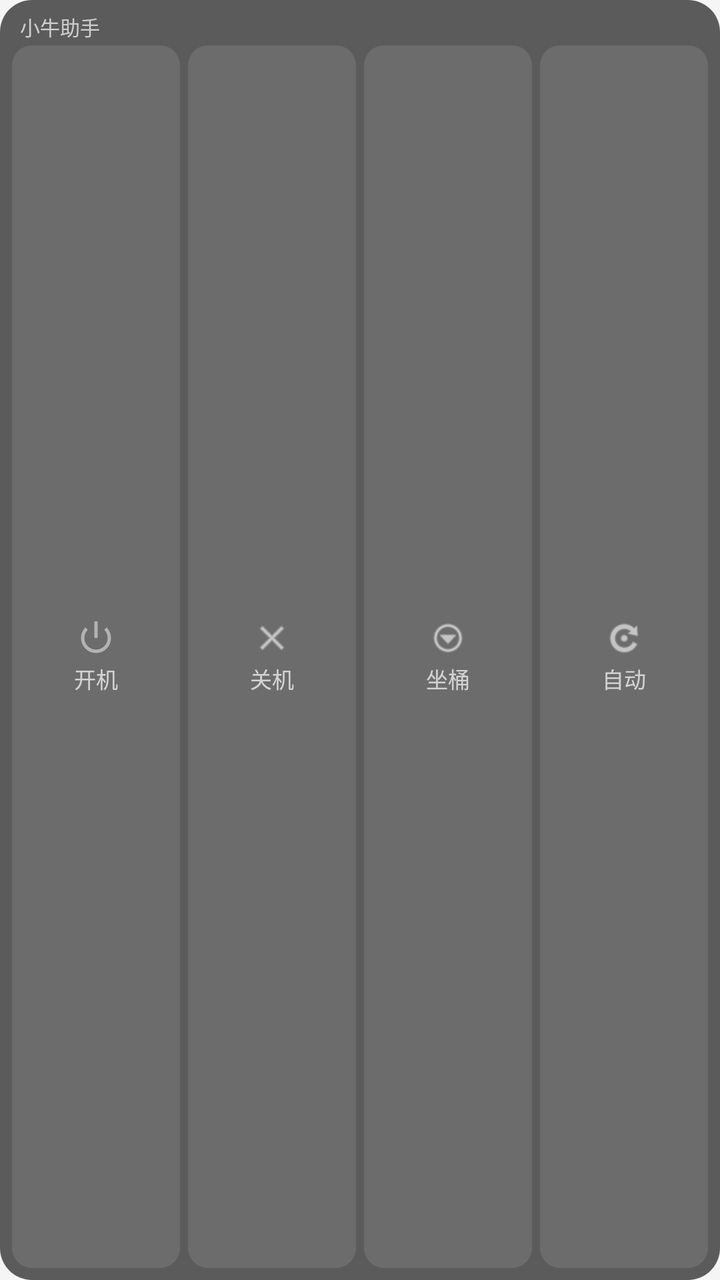
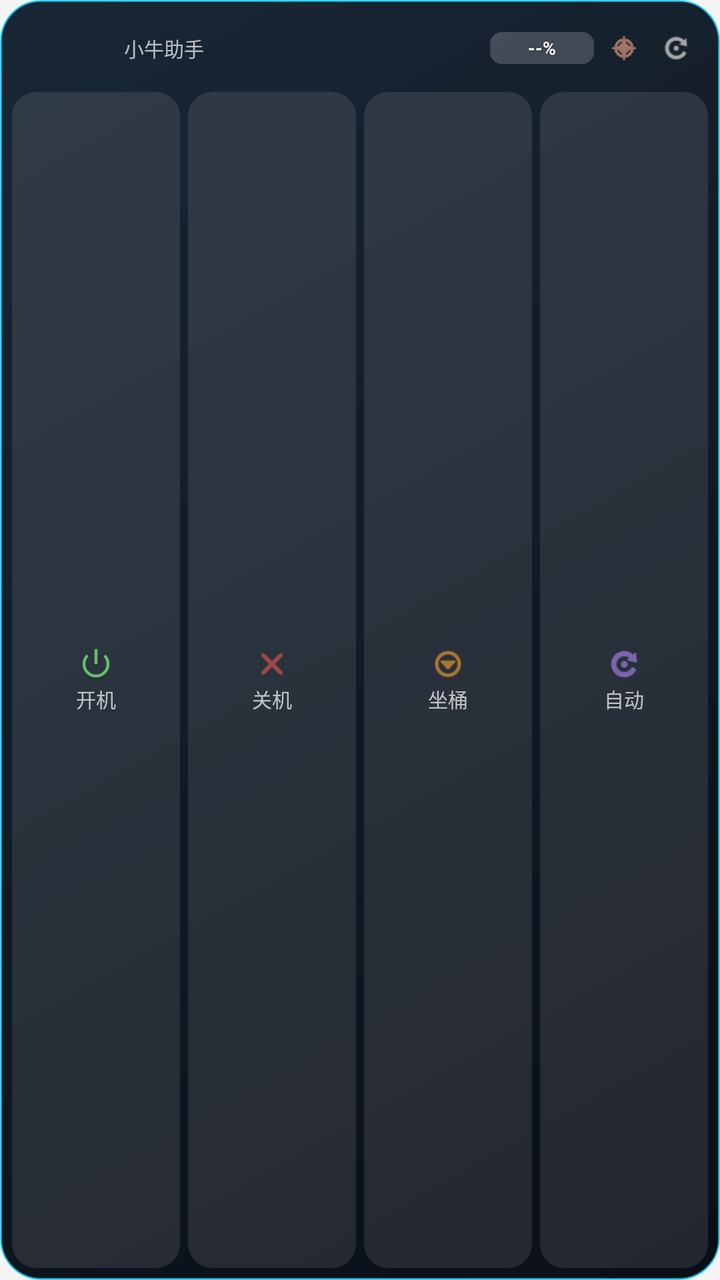

Before-and-after screenshots of an Android layout around one commit, followed by the original layout XML and the change that was made.
<!-- AndroidManifest.xml: application theme AppTheme -->
<!-- res/layout/widget_niu_bar.xml -->
<?xml version="1.0" encoding="utf-8"?>
<LinearLayout xmlns:android="http://schemas.android.com/apk/res/android"
    android:layout_width="match_parent"
    android:layout_height="match_parent"
    android:orientation="vertical"
    android:background="@drawable/bg_widget_bar"
    android:padding="6dp">

    
    <LinearLayout
        android:layout_width="match_parent"
        android:layout_height="wrap_content"
        android:orientation="horizontal"
        android:gravity="center_vertical"
        android:paddingHorizontal="4dp"
        android:layout_marginBottom="2dp">
        <TextView
            android:id="@+id/tv_bar_state"
            android:layout_width="0dp"
            android:layout_height="wrap_content"
            android:layout_weight="1"
            android:text="小牛助手"
            android:textSize="10sp"
            android:textColor="#B3FFFFFF"
            android:singleLine="true"
            android:ellipsize="end"/>
        <TextView
            android:id="@+id/tv_bar_signal"
            android:layout_width="wrap_content"
            android:layout_height="wrap_content"
            android:text=""
            android:textSize="10sp"
            android:textColor="#80FFFFFF"/>
    </LinearLayout>

    
    <LinearLayout
        android:layout_width="match_parent"
        android:layout_height="0dp"
        android:layout_weight="1"
        android:orientation="horizontal">

        <LinearLayout
            android:id="@+id/btn_bar_on"
            android:layout_width="0dp"
            android:layout_height="match_parent"
            android:layout_weight="1"
            android:orientation="vertical"
            android:gravity="center"
            android:background="@drawable/bg_widget_btn_inactive"
            android:layout_marginEnd="2dp"
            android:clickable="true"
            android:focusable="true">
            <ImageView
                android:layout_width="20dp"
                android:layout_height="20dp"
                android:src="@android:drawable/ic_lock_power_off"
                android:tint="#B3FFFFFF"/>
            <TextView
                android:id="@+id/tv_bar_on_label"
                android:layout_width="wrap_content"
                android:layout_height="wrap_content"
                android:text="开机"
                android:textSize="11sp"
                android:textColor="#B3FFFFFF"
                android:layout_marginTop="2dp"/>
        </LinearLayout>

        <LinearLayout
            android:id="@+id/btn_bar_off"
            android:layout_width="0dp"
            android:layout_height="match_parent"
            android:layout_weight="1"
            android:orientation="vertical"
            android:gravity="center"
            android:background="@drawable/bg_widget_btn_inactive"
            android:layout_marginStart="2dp"
            android:layout_marginEnd="2dp"
            android:clickable="true"
            android:focusable="true">
            <ImageView
                android:layout_width="20dp"
                android:layout_height="20dp"
                android:src="@android:drawable/ic_menu_close_clear_cancel"
                android:tint="#B3FFFFFF"/>
            <TextView
                android:id="@+id/tv_bar_off_label"
                android:layout_width="wrap_content"
                android:layout_height="wrap_content"
                android:text="关机"
                android:textSize="11sp"
                android:textColor="#B3FFFFFF"
                android:layout_marginTop="2dp"/>
        </LinearLayout>

        <LinearLayout
            android:id="@+id/btn_bar_seat"
            android:layout_width="0dp"
            android:layout_height="match_parent"
            android:layout_weight="1"
            android:orientation="vertical"
            android:gravity="center"
            android:background="@drawable/bg_widget_btn_inactive"
            android:layout_marginStart="2dp"
            android:layout_marginEnd="2dp"
            android:clickable="true"
            android:focusable="true">
            <ImageView
                android:layout_width="20dp"
                android:layout_height="20dp"
                android:src="@android:drawable/ic_menu_more"
                android:tint="#B3FFFFFF"/>
            <TextView
                android:id="@+id/tv_bar_seat_label"
                android:layout_width="wrap_content"
                android:layout_height="wrap_content"
                android:text="坐桶"
                android:textSize="11sp"
                android:textColor="#B3FFFFFF"
                android:layout_marginTop="2dp"/>
        </LinearLayout>

        <LinearLayout
            android:id="@+id/btn_bar_auto"
            android:layout_width="0dp"
            android:layout_height="match_parent"
            android:layout_weight="1"
            android:orientation="vertical"
            android:gravity="center"
            android:background="@drawable/bg_widget_btn_inactive"
            android:layout_marginStart="2dp"
            android:clickable="true"
            android:focusable="true">
            <ImageView
                android:layout_width="20dp"
                android:layout_height="20dp"
                android:src="@android:drawable/ic_menu_rotate"
                android:tint="#B3FFFFFF"/>
            <TextView
                android:id="@+id/tv_bar_auto_label"
                android:layout_width="wrap_content"
                android:layout_height="wrap_content"
                android:text="自动"
                android:textSize="11sp"
                android:textColor="#B3FFFFFF"
                android:layout_marginTop="2dp"/>
        </LinearLayout>
    </LinearLayout>
</LinearLayout>
<!-- resources referenced by this layout -->
<resources>
  <!-- drawable bg_widget_bar (drawable) -->
  <?xml version="1.0" encoding="utf-8"?>
  <shape xmlns:android="http://schemas.android.com/apk/res/android" android:shape="rectangle">
      <solid android:color="#B31A1A1A"/>
      <corners android:radius="16dp"/>
  </shape>
  <!-- drawable bg_widget_btn_inactive (drawable) -->
  <?xml version="1.0" encoding="utf-8"?>
  <selector xmlns:android="http://schemas.android.com/apk/res/android">
      <item android:state_pressed="true">
          <shape android:shape="rectangle"><solid android:color="#40FFFFFF"/><corners android:radius="10dp"/></shape>
      </item>
      <item>
          <shape android:shape="rectangle"><solid android:color="#1AFFFFFF"/><corners android:radius="10dp"/></shape>
      </item>
  </selector>
  <style name="AppTheme" parent="Theme.MaterialComponents.DayNight.NoActionBar">
          <item name="colorPrimary">@color/niu_primary</item>
          <item name="colorPrimaryDark">@color/niu_primary_dark</item>
          <item name="colorAccent">@color/niu_primary</item>
          <item name="android:windowBackground">@color/niu_bg</item>
          <item name="android:statusBarColor">@color/niu_bg</item>
          <item name="android:windowLightStatusBar">true</item>
      </style>
  <color name="niu_primary">#1565C0</color>
  <color name="niu_primary_dark">#0D47A1</color>
  <color name="niu_bg">#F5F5F5</color>
</resources>

<!-- the commit's change to res/layout/widget_niu_bar.xml (unified diff, before → after) -->
@@ -13,7 +13,15 @@
         android:orientation="horizontal"
         android:gravity="center_vertical"
         android:paddingHorizontal="4dp"
-        android:layout_marginBottom="2dp">
+        android:layout_marginBottom="4dp">
+
+        <ImageView
+            android:id="@+id/iv_bar_car"
+            android:layout_width="48dp"
+            android:layout_height="36dp"
+            android:scaleType="fitCenter"
+            android:layout_marginEnd="4dp"/>
+
         <TextView
             android:id="@+id/tv_bar_state"
             android:layout_width="0dp"
@@ -24,13 +32,68 @@
             android:textColor="#B3FFFFFF"
             android:singleLine="true"
             android:ellipsize="end"/>
-        <TextView
-            android:id="@+id/tv_bar_signal"
-            android:layout_width="wrap_content"
+
+        
+        <FrameLayout
+            android:layout_width="52dp"
             android:layout_height="wrap_content"
-            android:text=""
-            android:textSize="10sp"
-            android:textColor="#80FFFFFF"/>
+            android:layout_marginHorizontal="3dp">
+
+            <ProgressBar
+                android:id="@+id/pb_bar_battery"
+                style="?android:attr/progressBarStyleHorizontal"
+                android:layout_width="match_parent"
+                android:layout_height="16dp"
+                android:max="100"
+                android:progress="0"
+                android:progressDrawable="@drawable/bg_battery_progress"
+                android:indeterminate="false"/>
+
+            <TextView
+                android:id="@+id/tv_bar_battery"
+                android:layout_width="wrap_content"
+                android:layout_height="wrap_content"
+                android:layout_gravity="center"
+                android:text="--%"
+                android:textSize="9sp"
+                android:textStyle="bold"
+                android:textColor="#FFFFFF"
+                android:shadowColor="#80000000"
+                android:shadowDx="0"
+                android:shadowDy="0"
+                android:shadowRadius="2"/>
+        </FrameLayout>
+
+        <LinearLayout
+            android:id="@+id/btn_bar_diagnostic"
+            android:layout_width="24dp"
+            android:layout_height="24dp"
+            android:gravity="center"
+            android:background="?attr/selectableItemBackgroundBorderless"
+            android:clickable="true"
+            android:focusable="true"
+            android:layout_marginEnd="2dp">
+            <ImageView
+                android:layout_width="16dp"
+                android:layout_height="16dp"
+                android:src="@android:drawable/ic_menu_compass"
+                android:tint="#FFFFAB91"/>
+        </LinearLayout>
+
+        <LinearLayout
+            android:id="@+id/btn_bar_refresh"
+            android:layout_width="24dp"
+            android:layout_height="24dp"
+            android:gravity="center"
+            android:background="?attr/selectableItemBackgroundBorderless"
+            android:clickable="true"
+            android:focusable="true">
+            <ImageView
+                android:layout_width="16dp"
+                android:layout_height="16dp"
+                android:src="@android:drawable/ic_menu_rotate"
+                android:tint="#80FFFFFF"/>
+        </LinearLayout>
     </LinearLayout>
 
     
@@ -40,6 +103,7 @@
         android:layout_weight="1"
         android:orientation="horizontal">
 
+        
         <LinearLayout
             android:id="@+id/btn_bar_on"
             android:layout_width="0dp"
@@ -52,20 +116,21 @@
             android:clickable="true"
             android:focusable="true">
             <ImageView
-                android:layout_width="20dp"
-                android:layout_height="20dp"
+                android:layout_width="18dp"
+                android:layout_height="18dp"
                 android:src="@android:drawable/ic_lock_power_off"
-                android:tint="#B3FFFFFF"/>
+                android:tint="#66BB6A"/>
             <TextView
                 android:id="@+id/tv_bar_on_label"
                 android:layout_width="wrap_content"
                 android:layout_height="wrap_content"
                 android:text="开机"
-                android:textSize="11sp"
-                android:textColor="#B3FFFFFF"
-                android:layout_marginTop="2dp"/>
-        </LinearLayout>
-
+                android:textSize="10sp"
+                android:textColor="#B3FFFFFF"
+                android:layout_marginTop="1dp"/>
+        </LinearLayout>
+
+        
         <LinearLayout
             android:id="@+id/btn_bar_off"
             android:layout_width="0dp"
@@ -79,20 +144,21 @@
             android:clickable="true"
             android:focusable="true">
             <ImageView
-                android:layout_width="20dp"
-                android:layout_height="20dp"
+                android:layout_width="18dp"
+                android:layout_height="18dp"
                 android:src="@android:drawable/ic_menu_close_clear_cancel"
-                android:tint="#B3FFFFFF"/>
+                android:tint="#EF5350"/>
             <TextView
                 android:id="@+id/tv_bar_off_label"
                 android:layout_width="wrap_content"
                 android:layout_height="wrap_content"
                 android:text="关机"
-                android:textSize="11sp"
-                android:textColor="#B3FFFFFF"
-                android:layout_marginTop="2dp"/>
-        </LinearLayout>
-
+                android:textSize="10sp"
+                android:textColor="#B3FFFFFF"
+                android:layout_marginTop="1dp"/>
+        </LinearLayout>
+
+        
         <LinearLayout
             android:id="@+id/btn_bar_seat"
             android:layout_width="0dp"
@@ -106,20 +172,21 @@
             android:clickable="true"
             android:focusable="true">
             <ImageView
-                android:layout_width="20dp"
-                android:layout_height="20dp"
+                android:layout_width="18dp"
+                android:layout_height="18dp"
                 android:src="@android:drawable/ic_menu_more"
-                android:tint="#B3FFFFFF"/>
+                android:tint="#FFA726"/>
             <TextView
                 android:id="@+id/tv_bar_seat_label"
                 android:layout_width="wrap_content"
                 android:layout_height="wrap_content"
                 android:text="坐桶"
-                android:textSize="11sp"
-                android:textColor="#B3FFFFFF"
-                android:layout_marginTop="2dp"/>
-        </LinearLayout>
-
+                android:textSize="10sp"
+                android:textColor="#B3FFFFFF"
+                android:layout_marginTop="1dp"/>
+        </LinearLayout>
+
+        
         <LinearLayout
             android:id="@+id/btn_bar_auto"
             android:layout_width="0dp"
@@ -132,18 +199,18 @@
             android:clickable="true"
             android:focusable="true">
             <ImageView
-                android:layout_width="20dp"
-                android:layout_height="20dp"
+                android:layout_width="18dp"
+                android:layout_height="18dp"
                 android:src="@android:drawable/ic_menu_rotate"
-                android:tint="#B3FFFFFF"/>
+                android:tint="#B388FF"/>
             <TextView
                 android:id="@+id/tv_bar_auto_label"
                 android:layout_width="wrap_content"
                 android:layout_height="wrap_content"
                 android:text="自动"
-                android:textSize="11sp"
-                android:textColor="#B3FFFFFF"
-                android:layout_marginTop="2dp"/>
+                android:textSize="10sp"
+                android:textColor="#B3FFFFFF"
+                android:layout_marginTop="1dp"/>
         </LinearLayout>
     </LinearLayout>
 </LinearLayout>
<!-- resource entries referenced after the edit -->
@@ -1,21 +1,47 @@
 <!-- resources referenced by this layout -->
 <resources>
+  <!-- drawable bg_battery_progress (drawable) -->
+  <?xml version="1.0" encoding="utf-8"?>
+  <layer-list xmlns:android="http://schemas.android.com/apk/res/android">
+      
+      <item android:id="@android:id/background">
+          <shape android:shape="rectangle">
+              <solid android:color="#30FFFFFF"/>
+              <corners android:radius="6dp"/>
+          </shape>
+      </item>
+      
+      <item android:id="@android:id/progress">
+          <clip>
+              <shape android:shape="rectangle">
+                  <solid android:color="#FF4CAF50"/>
+                  <corners android:radius="6dp"/>
+              </shape>
+          </clip>
+      </item>
+  </layer-list>
   <!-- drawable bg_widget_bar (drawable) -->
   <?xml version="1.0" encoding="utf-8"?>
-  <shape xmlns:android="http://schemas.android.com/apk/res/android" android:shape="rectangle">
-      <solid android:color="#B31A1A1A"/>
-      <corners android:radius="16dp"/>
-  </shape>
+  <layer-list xmlns:android="http://schemas.android.com/apk/res/android">
+      <item>
+          <shape android:shape="rectangle">
+              <gradient android:startColor="#FF0A0E17" android:endColor="#F20D1B2A" android:angle="135"/>
+              <corners android:radius="20dp"/>
+              <stroke android:width="1dp" android:color="#AA00D4FF"/>
+          </shape>
+      </item>
+  </layer-list>
   <!-- drawable bg_widget_btn_inactive (drawable) -->
   <?xml version="1.0" encoding="utf-8"?>
-  <selector xmlns:android="http://schemas.android.com/apk/res/android">
-      <item android:state_pressed="true">
-          <shape android:shape="rectangle"><solid android:color="#40FFFFFF"/><corners android:radius="10dp"/></shape>
+  
+  <ripple xmlns:android="http://schemas.android.com/apk/res/android" android:color="#40FFFFFF">
+      <item>
+          <shape android:shape="rectangle">
+              <solid android:color="#1AFFFFFF"/>
+              <corners android:radius="12dp"/>
+          </shape>
       </item>
-      <item>
-          <shape android:shape="rectangle"><solid android:color="#1AFFFFFF"/><corners android:radius="10dp"/></shape>
-      </item>
-  </selector>
+  </ripple>
   <style name="AppTheme" parent="Theme.MaterialComponents.DayNight.NoActionBar">
           <item name="colorPrimary">@color/niu_primary</item>
           <item name="colorPrimaryDark">@color/niu_primary_dark</item>
